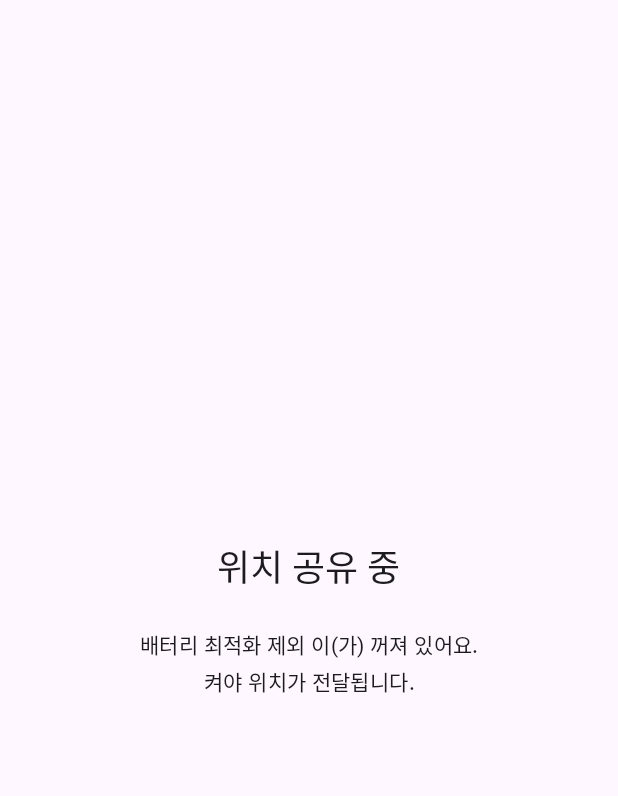
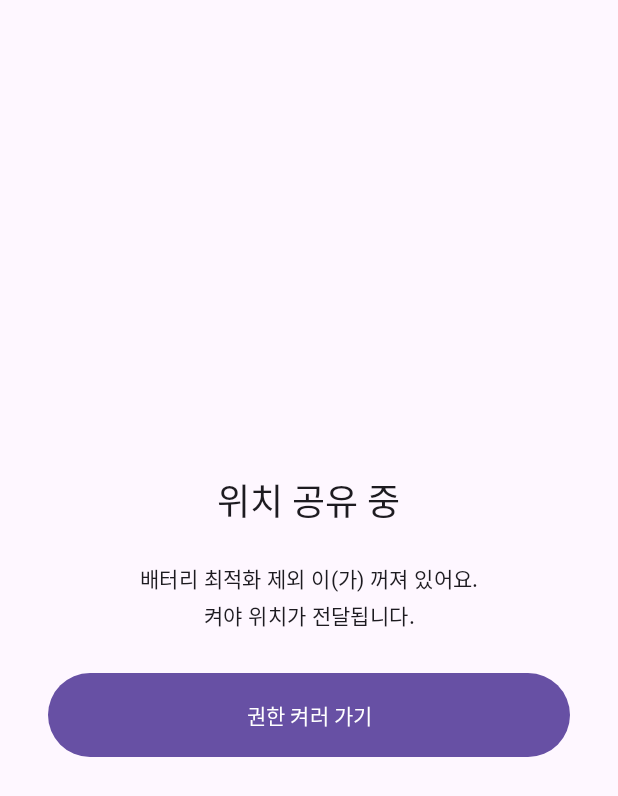
Before and after one commit to Yongminlee2/KidCare, an Android app: the ChildHomeActivity screen opened directly, with no data from a screen before it, on a phone screen of 412 x 824 dp. Shown: the top 796 px of the screen. Run offline under Robolectric (Android 15) with nearby library versions, the light colour scheme and no system bars.

Commit message:
자녀 홈 화면에 권한 복구 버튼 추가
isPaired 는 페어링 직후 바로 true 라, 권한을 다 받기 전에 앱이 죽었다
살아나면 RouterActivity 가 곧장 ChildHomeActivity 로 보내는데 그동안은
고칠 방법이 없었다. 빠진 권한이 있을 때 PermissionActivity 로 돌아가는
버튼을 보여준다. 뒤로가기 취소를 살리려 버튼에서 finish() 하지 않는
대신, PermissionActivity 의 복귀 경로에 CLEAR_TOP 을 걸어 낡은 인스턴스
위에 새 화면이 겹쳐 쌓이지 않게 한다.

```diff
--- a/app/src/main/java/com/kidcare/family/child/ChildHomeActivity.kt
+++ b/app/src/main/java/com/kidcare/family/child/ChildHomeActivity.kt
@@ -1,18 +1,24 @@
 package com.kidcare.family.child
 
+import android.content.Intent
 import android.os.Bundle
+import android.view.View
 import androidx.appcompat.app.AppCompatActivity
 import com.kidcare.family.R
 import com.kidcare.family.databinding.ActivityChildHomeBinding
+import com.kidcare.family.onboarding.PermissionActivity
 import com.kidcare.family.onboarding.PermissionStep
 
 /**
  * 아이가 보는 화면. 몰래 감시하지 않는다는 원칙에 따라
  * "지금 위치를 부모님과 공유 중"이라는 사실을 숨기지 않고 보여준다.
  *
- * 권한이 빠졌다고 여기서 PermissionActivity 로 다시 돌려보내지는 않는다 — 페어링이
- * 끝난 아이 폰은 재실행 시 RouterActivity 가 곧장 이 화면으로 보내므로(Task 4 설계),
- * 대신 상태 문구로만 정직하게 알려준다.
+ * 페어링 직후, 권한을 다 받기 전에 앱이 죽었다 살아나는 일은 흔하다(전화, 화면 전환,
+ * OEM의 백그라운드 강제 종료 등). RoleStore.isPaired 는 페어링이 끝난 순간 바로
+ * true 가 되므로, 이런 경우 RouterActivity 는 곧장 이 화면으로 보낸다(Task 4 설계 —
+ * 바꾸지 않음). 그래서 권한이 빠졌을 때 상태 문구만 보여주고 끝내면 아이가 고칠
+ * 방법이 없는 채로 남는다 — 그래서 PermissionActivity 로 돌아갈 수 있는 버튼도
+ * 함께 보여준다.
  *
  * Task 9 에서 여기서 TrackingService 를 시작한다.
  */
@@ -29,10 +35,21 @@ class ChildHomeActivity : AppCompatActivity() {
     override fun onResume() {
         super.onResume()
         val missing = PermissionStep.firstMissing(this)
-        binding.childStatus.text = if (missing == null) {
-            getString(R.string.child_sharing_on)
+        if (missing == null) {
+            binding.childStatus.text = getString(R.string.child_sharing_on)
+            binding.goToPermissionButton.visibility = View.GONE
         } else {
-            getString(R.string.child_permission_missing, getString(missing.titleRes))
+            binding.childStatus.text =
+                getString(R.string.child_permission_missing, getString(missing.titleRes))
+            binding.goToPermissionButton.visibility = View.VISIBLE
+            // 여기서 finish() 하지 않는다: 아이가 PermissionActivity 에서 뒤로가기로
+            // 취소할 수도 있는데, 그때는 (finish() 했다면 텅 빈 태스크만 남아 앱 밖으로
+            // 튕겨나가는 대신) 이 화면으로 그대로 돌아와야 하기 때문이다. 남은 권한을
+            // 끝까지 다 받으면 PermissionActivity 가 CLEAR_TOP 으로 이 낡은 인스턴스를
+            // 정리하고 새 화면을 띄우므로 둘이 겹쳐 쌓이지 않는다(PermissionActivity 쪽 확인).
+            binding.goToPermissionButton.setOnClickListener {
+                startActivity(Intent(this, PermissionActivity::class.java))
+            }
         }
     }
 }
--- a/app/src/main/res/layout/activity_child_home.xml
+++ b/app/src/main/res/layout/activity_child_home.xml
@@ -19,4 +19,14 @@
         android:layout_marginTop="24dp"
         android:gravity="center"
         android:textAppearance="?attr/textAppearanceBodyMedium" />
+
+    <!-- 권한이 빠진 채로 이 화면에 오는 경우(페어링 직후 앱이 죽는 등)를 위한 복구
+         동작. 평소엔 안 보이다가, 빠진 권한이 있을 때만 onResume 에서 켠다. -->
+    <com.google.android.material.button.MaterialButton
+        android:id="@+id/go_to_permission_button"
+        android:layout_width="match_parent"
+        android:layout_height="64dp"
+        android:layout_marginTop="24dp"
+        android:visibility="gone"
+        android:text="@string/child_go_to_permission" />
 </LinearLayout>
--- a/app/src/main/res/values/strings.xml
+++ b/app/src/main/res/values/strings.xml
@@ -37,4 +37,5 @@
     <string name="child_home_title">위치 공유 중</string>
     <string name="child_sharing_on">지금 내 위치가 부모님께 공유되고 있어요.</string>
     <string name="child_permission_missing">%1$s 이(가) 꺼져 있어요.\n켜야 위치가 전달됩니다.</string>
+    <string name="child_go_to_permission">권한 켜러 가기</string>
 </resources>
```
Also changed, not shown: app/src/main/java/com/kidcare/family/onboarding/PermissionActivity.kt (+13 -1 lines).
